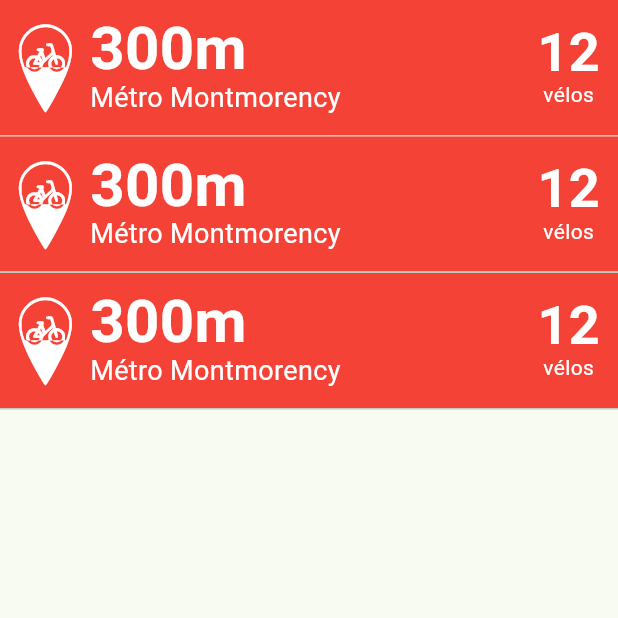
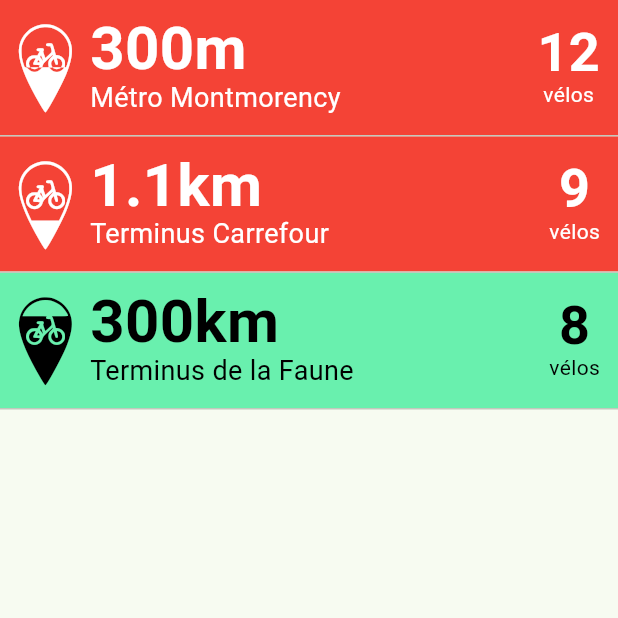
Before and after one commit to JerPatterson/BikeNearMe, a Flutter app: the screen it shows after launch, on a phone screen of 412 x 824 dp, the top half of it. Run offline on Flutter 3.47's test engine with Material 3 defaults, Android fonts, the light colour scheme and no system bars; our stand-ins replace firebase_core, firebase_database, flutter_map, latlong2; missing offline and left inert: flutter_map_cancellable_tile_provider; accounts and stored records are empty.

Commit message:
add parameters to new station list tile widget

```diff
--- a/lib/widgets/station_list.dart
+++ b/lib/widgets/station_list.dart
@@ -1,3 +1,4 @@
+import 'package:bike_near_me/icons/bike_share.dart';
 import 'package:bike_near_me/widgets/station_list_tile.dart';
 import 'package:flutter/material.dart';
 
@@ -19,9 +20,30 @@
         Expanded(
           child: Column(
             children: [
-              StationListTile(),
-              StationListTile(),
-              StationListTile(),
+              StationListTile(
+                distance: "300m",
+                stationName: "Métro Montmorency",
+                bikesAvailableCount: 12,
+                color: Colors.red,
+                textColor: Colors.white,
+                markerIcon: BikeShare.marker_bikes_50,
+              ),
+              StationListTile(
+                distance: "1.1km",
+                stationName: "Terminus Carrefour",
+                bikesAvailableCount: 9,
+                color: Colors.red,
+                textColor: Colors.white,
+                markerIcon: BikeShare.marker_bikes_30,
+              ),
+              StationListTile(
+                distance: "300km",
+                stationName: "Terminus de la Faune",
+                bikesAvailableCount: 8,
+                color: Colors.greenAccent,
+                textColor: Colors.black,
+                markerIcon: BikeShare.marker_bikes_80,
+              ),
             ]
           ),
         )
--- a/lib/widgets/station_list_tile.dart
+++ b/lib/widgets/station_list_tile.dart
@@ -1,8 +1,22 @@
-import 'package:bike_near_me/icons/bike_share.dart';
 import 'package:flutter/material.dart';
 
 class StationListTile extends StatelessWidget {
-  const StationListTile({super.key});
+  const StationListTile({
+    super.key,
+    required this.distance,
+    required this.stationName,
+    required this.bikesAvailableCount,
+    required this.color,
+    required this.textColor,
+    required this.markerIcon,
+  });
+
+  final String distance;
+  final String stationName;
+  final int bikesAvailableCount;
+  final Color color;
+  final Color textColor;
+  final IconData markerIcon;
 
   @override
   Widget build(BuildContext context) {
@@ -10,35 +24,35 @@
       children: [
         Container(
           padding: const EdgeInsets.fromLTRB(0, 12, 12, 12),
-          decoration: const BoxDecoration(
-            color: Colors.red,
+          decoration: BoxDecoration(
+            color: color,
           ),
-          child: const Row(
+          child: Row(
             mainAxisAlignment: MainAxisAlignment.spaceBetween,
             children: [
               Row(
                 children: [
                   Icon(
-                    BikeShare.marker_bikes_50,
-                    color: Colors.white,
+                    markerIcon,
+                    color: textColor,
                     size: 60,
                   ),
                   Column(
                     crossAxisAlignment: CrossAxisAlignment.start,
                     children: [
                       Text(
-                        "300m",
+                        distance,
                         style: TextStyle(
-                          color: Colors.white,
+                          color: textColor,
                           height: 1,
                           fontSize: 40,
                           fontWeight: FontWeight.bold,
                         ),
                       ),
                       Text(
-                        "Métro Montmorency",
+                        stationName,
                         style: TextStyle(
-                          color: Colors.white,
+                          color: textColor,
                           fontSize: 18,
                         ),
                       ),
@@ -50,9 +64,9 @@
                 crossAxisAlignment: CrossAxisAlignment.center,
                 children: [
                   Text(
-                    "12",
+                    bikesAvailableCount.toString(),
                     style: TextStyle(
-                      color: Colors.white,
+                      color: textColor,
                       height: 1,
                       fontSize: 36,
                       fontWeight: FontWeight.bold,
@@ -61,7 +75,7 @@
                   Text(
                     "vélos",
                     style: TextStyle(
-                      color: Colors.white,
+                      color: textColor,
                       fontSize: 14,
                     ),
                   ),
```
